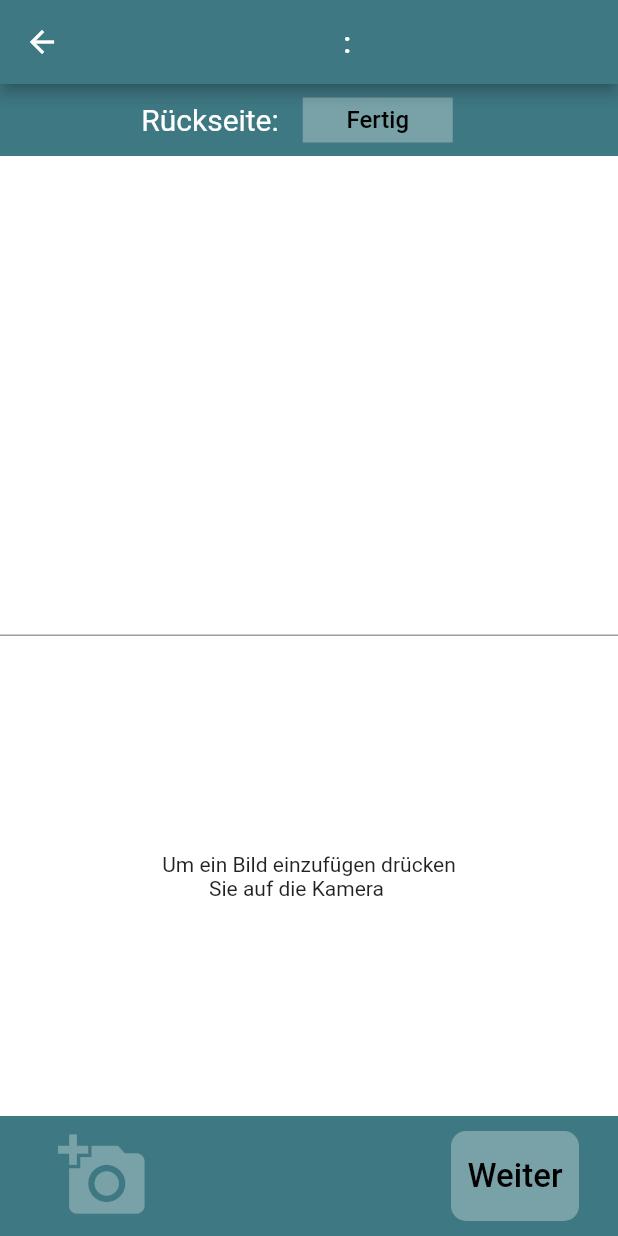
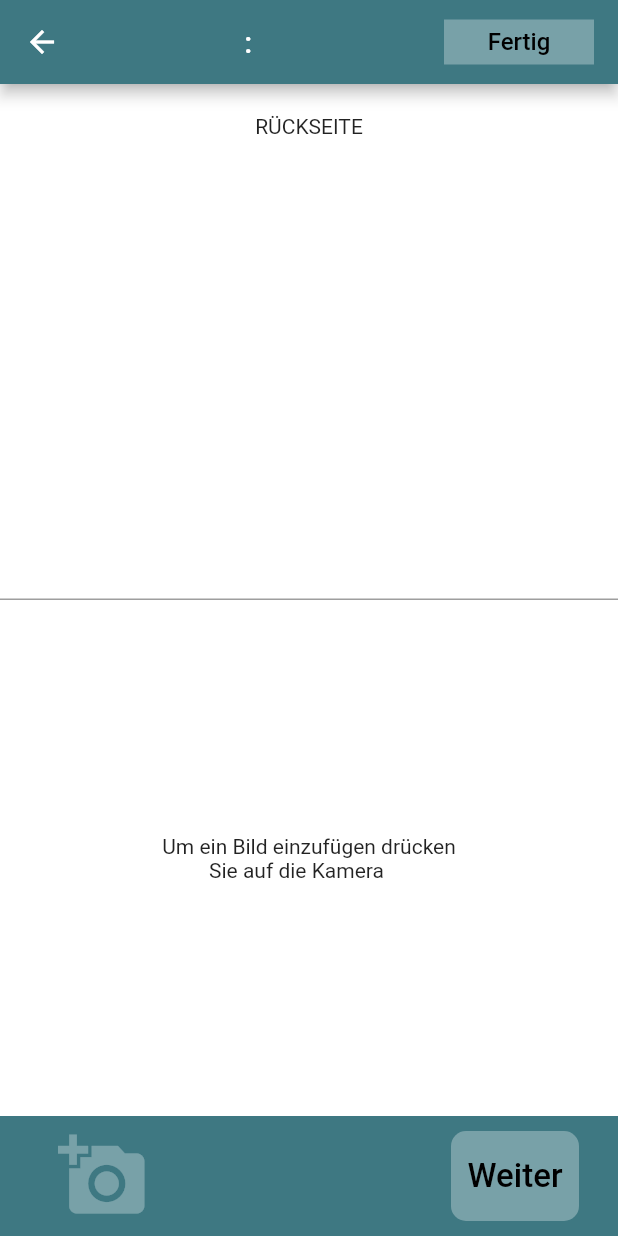
Before and after one commit to Schwinge12/Studycards, a Flutter app: the KarteErstellenRueckseite screen opened directly with empty values, on a phone screen of 412 x 824 dp. Run offline on Flutter 3.47's test engine with Material 2 defaults, Android fonts, the phone set to English and light mode, and no system bars; drawn by our look-alikes of auto_size_text; our stand-ins replace firebase_auth, flip_card, image_picker, pie_chart, share, sqflite and 1 more; missing offline and left inert: encrypt, syncfusion_flutter_core; accounts and stored records are empty; Roboto replaces fonts that are missing (BalooBhai2-Regular, Baloobhai2-ExtraBold.ttf).

Commit message:
Design RückseiteErstellen angepasst

```diff
--- a/lib/MainScreen/Karten/KarteErstellenRueckseite.dart
+++ b/lib/MainScreen/Karten/KarteErstellenRueckseite.dart
@@ -89,16 +89,7 @@ class _KarteErstellenRueckseite extends State<KarteErstellenRueckseite> {
           overflow: TextOverflow.ellipsis,
         ),
         ),
-      ),
-      body: Center(
-        child: Column(
-            mainAxisAlignment: MainAxisAlignment.center,
-            crossAxisAlignment:CrossAxisAlignment.stretch,
-            children: <Widget>[
-              Row(
-                mainAxisAlignment: MainAxisAlignment.center,
-                children: <Widget>[
-                  Center(child: Text('Rückseite:',style: WeisserTextStyle,)),
+          actions: <Widget>[
             FlatButton(
 
               onPressed: (
@@ -116,12 +107,27 @@ class _KarteErstellenRueckseite extends State<KarteErstellenRueckseite> {
                 )),
               ),
             ),
-                ],
+          ]
       ),
+      body: Center(
+        child: Column(
+            mainAxisAlignment: MainAxisAlignment.center,
+            crossAxisAlignment:CrossAxisAlignment.stretch,
+            children: <Widget>[
 
               Expanded(
                 child: Container(
+
                     color: Colors.white,
+                    child: Column(
+                      children: <Widget>[
+                        Center(
+                          child: Padding(
+                            padding: const EdgeInsets.all(20.0),
+                            child: Text('RÜCKSEITE'),
+                          ),
+                        ),
+                        Expanded(
                           child: TextField(
                             style: MenuButtonTextStyle,
                             controller: widget.vorderseite,
@@ -130,8 +136,11 @@ class _KarteErstellenRueckseite extends State<KarteErstellenRueckseite> {
                               widget.eingabe=s;
                             },
                           ),
+                        )
+                      ],
+                    )
+
                 ),
-
               ),
               Expanded(
                 child: Container(
```
Lines whose indentation alone changed are shown as unchanged.
